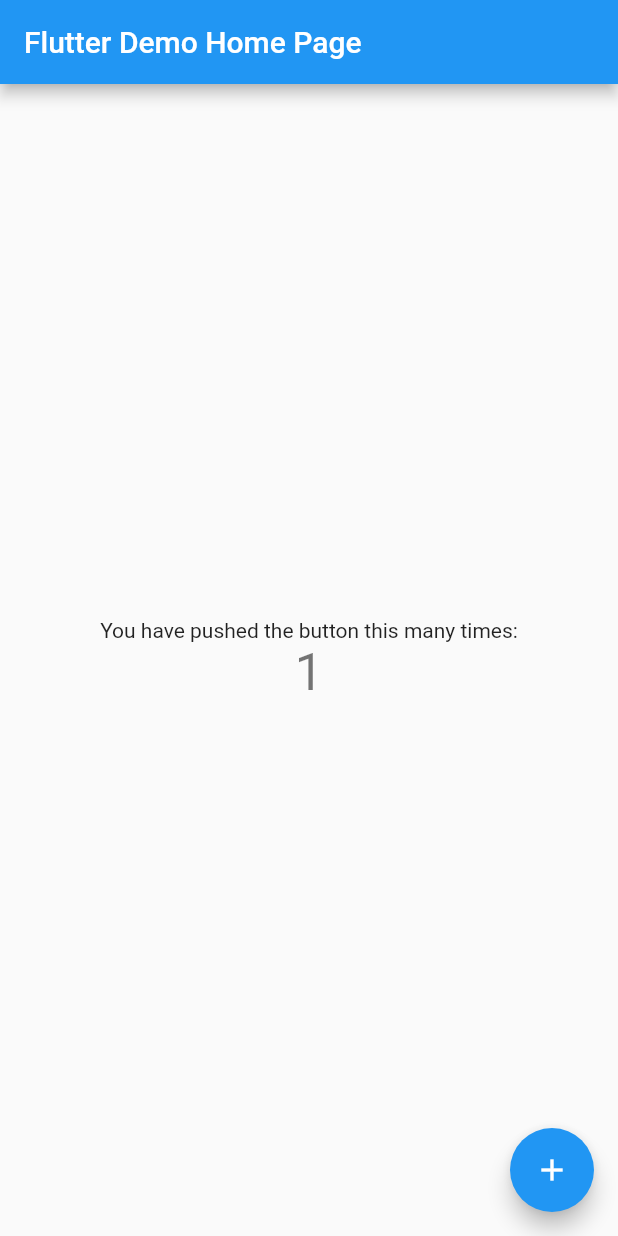
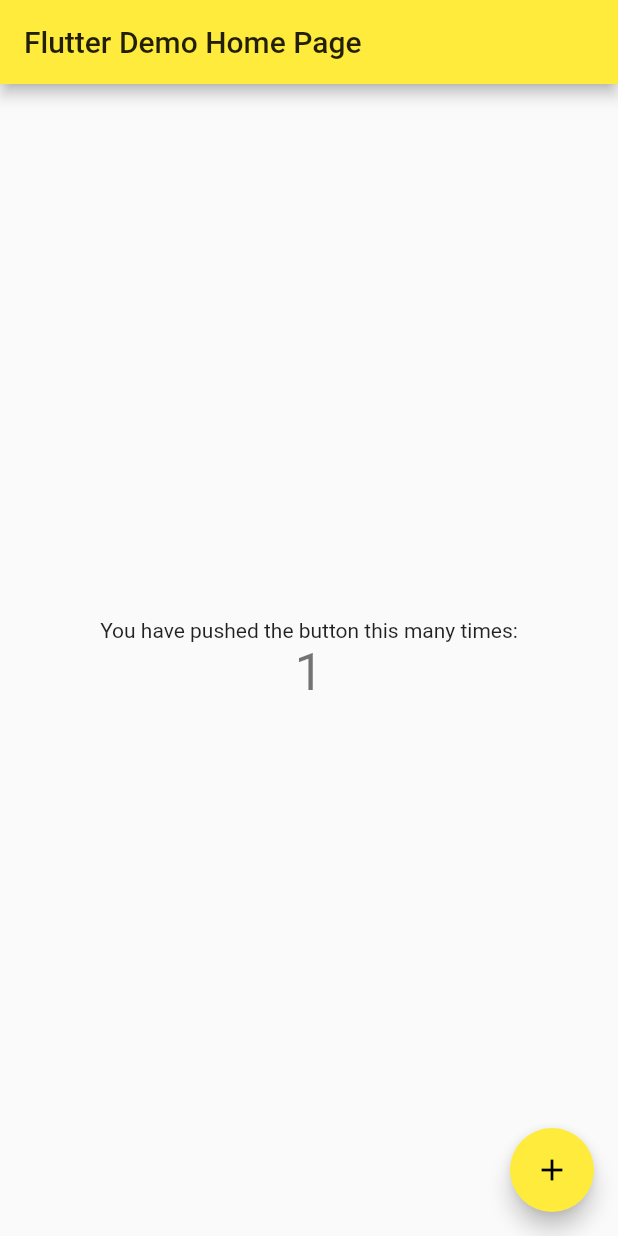
Before and after one commit to jojoandgyc/flutter_1.2.2.6_bat2, a Flutter app: the screen it shows after launch, after a tap on the "add" icon, on a phone screen of 412 x 824 dp. Run offline on Flutter 3.47's test engine with Material 2 defaults, Android fonts, the phone set to English and light mode, and no system bars; our stand-ins replace dio; network calls fail.

```diff
--- a/flutter_yuan/lib/main.dart
+++ b/flutter_yuan/lib/main.dart
@@ -1,8 +1,89 @@
 import 'package:flutter/material.dart';
 
+import 'golbalPake/golbal.dart';
+
 void main() {
-  runApp(MyApp());
+  runApp(
+      /* //全局变量
+  MultiProvider(
+    providers: [
+      //存放多个 全局变量
+      ChangeNotifierProvider(
+        create: (context) => CountProvider(),
+      ),
+      ChangeNotifierProvider(create: (context)=>MvvmDemoViewModel()),
+
+      //以下是 重复
+ChangeNotifierProvider(
+          create: (context) => CountProvider(),
+        ),
+        ChangeNotifierProvider(
+          create: (context) => CountProvider(),
+        ),
+        ChangeNotifierProvider(
+          create: (context) => CountProvider(),
+        ),
+
+    ],
+    child: MyApp(),
+  ),*/
+      MyApp());
 }
+
+/* //项目路由页面
+class MyApp extends StatelessWidget {
+  // This widget is the root of your application.
+  @override
+  Widget build(BuildContext context) {
+    return MaterialApp(
+  //routes: routes ;//这里的routes是一个Map集合
+      routes: {
+        "/": (context) => Edgedemo(),
+        "cod": (context) => ListviewDemostate(),
+        "底部选卡": (context) => bottomNavgaotBarDemoState(),
+        "网格布局": (context) => gridview_demo(),
+        "弹窗": (context) => alertdialog_demo2(),
+        "表格": (context) => Tabledemo(),
+        "卡片": (context) => crad_demo(),
+        "优化": (context) => oupimize_demo(),
+        "调试": (context) => debug_demo(),
+        "全局管理": (context) => provider_demo(),
+        "全局管理2": (context) => provider_demoTow(),
+        "dio网络请求": (context) => Dio_demo(),
+        "Mvvm架构": (context) => DemoView(),
+        "layot": (context) => widget_demo(),
+        "widget": (context) => DecorateBoxdemo(),
+        "page_demo": (context) => page_demo(),
+        "底部选卡": (context) => bottomNavgaotBarDemoState(),
+      },如果这里注册了 路由 就不会到这个监听里面 Generate 生产 监控未注册 的路由 报错
+      onGenerateRoute: (s) {
+        print(s.name); //到监听里 会报错 除非有 switch进行返回
+        switch (s.arguments) //arguments 复数、自变量
+            {
+          //case 实列 switch 岔道
+          case "sdd":
+            //返回一个新建的材料包路由
+            return MaterialPageRoute(
+                builder: (context) {
+                  return intercept();
+                },
+                settings: s);
+            break;
+          default:
+            ;
+        }
+      },
+      debugShowCheckedModeBanner: false,
+      title: ' Flutter 1.2.2.6 bat2 ',
+      theme: ThemeData(
+        primarySwatch: Colors.blue,
+        visualDensity: VisualDensity.adaptivePlatformDensity,
+      ),
+      home: MyHomePage(title: 'Flutter 1.2.2.6 bat2 '),
+    );
+  }
+}
+*/
 
 class MyApp extends StatelessWidget {
   // This widget is the root of your application.
@@ -11,19 +92,7 @@ class MyApp extends StatelessWidget {
     return MaterialApp(
       title: 'Flutter Demo',
       theme: ThemeData(
-        // This is the theme of your application.
-        //
-        // Try running your application with "flutter run". You'll see the
-        // application has a blue toolbar. Then, without quitting the app, try
-        // changing the primarySwatch below to Colors.green and then invoke
-        // "hot reload" (press "r" in the console where you ran "flutter run",
-        // or simply save your changes to "hot reload" in a Flutter IDE).
-        // Notice that the counter didn't reset back to zero; the application
-        // is not restarted.
-        primarySwatch: Colors.blue,
-        // This makes the visual density adapt to the platform that you run
-        // the app on. For desktop platforms, the controls will be smaller and
-        // closer together (more dense) than on mobile platforms.
+        primarySwatch: Colors.yellow,
         visualDensity: VisualDensity.adaptivePlatformDensity,
       ),
       home: MyHomePage(title: 'Flutter Demo Home Page'),
@@ -33,16 +102,6 @@ class MyApp extends StatelessWidget {
 
 class MyHomePage extends StatefulWidget {
   MyHomePage({Key key, this.title}) : super(key: key);
-
-  // This widget is the home page of your application. It is stateful, meaning
-  // that it has a State object (defined below) that contains fields that affect
-  // how it looks.
-
-  // This class is the configuration for the state. It holds the values (in this
-  // case the title) provided by the parent (in this case the App widget) and
-  // used by the build method of the State. Fields in a Widget subclass are
-  // always marked "final".
-
   final String title;
 
   @override
@@ -52,49 +111,33 @@ class MyHomePage extends StatefulWidget {
 class _MyHomePageState extends State<MyHomePage> {
   int _counter = 0;
 
+  @override
+  void initState() {
+    // TODO: implement initState
+    super.initState();
+    loadData();
+  }
+//用于 Dio 测试
+  void loadData() async {
+    //instance 列子
+    await Golbal.getInstance().dio.get("/student/allstudent", queryParameters: {
+      "id": "sdsadas",
+    });
+  }
   void _incrementCounter() {
     setState(() {
-      // This call to setState tells the Flutter framework that something has
-      // changed in this State, which causes it to rerun the build method below
-      // so that the display can reflect the updated values. If we changed
-      // _counter without calling setState(), then the build method would not be
-      // called again, and so nothing would appear to happen.
       _counter++;
     });
   }
 
   @override
   Widget build(BuildContext context) {
-    // This method is rerun every time setState is called, for instance as done
-    // by the _incrementCounter method above.
-    //
-    // The Flutter framework has been optimized to make rerunning build methods
-    // fast, so that you can just rebuild anything that needs updating rather
-    // than having to individually change instances of widgets.
     return Scaffold(
       appBar: AppBar(
-        // Here we take the value from the MyHomePage object that was created by
-        // the App.build method, and use it to set our appbar title.
         title: Text(widget.title),
       ),
       body: Center(
-        // Center is a layout widget. It takes a single child and positions it
-        // in the middle of the parent.
         child: Column(
-          // Column is also a layout widget. It takes a list of children and
-          // arranges them vertically. By default, it sizes itself to fit its
-          // children horizontally, and tries to be as tall as its parent.
-          //
-          // Invoke "debug painting" (press "p" in the console, choose the
-          // "Toggle Debug Paint" action from the Flutter Inspector in Android
-          // Studio, or the "Toggle Debug Paint" command in Visual Studio Code)
-          // to see the wireframe for each widget.
-          //
-          // Column has various properties to control how it sizes itself and
-          // how it positions its children. Here we use mainAxisAlignment to
-          // center the children vertically; the main axis here is the vertical
-          // axis because Columns are vertical (the cross axis would be
-          // horizontal).
           mainAxisAlignment: MainAxisAlignment.center,
           children: <Widget>[
             Text(
```
